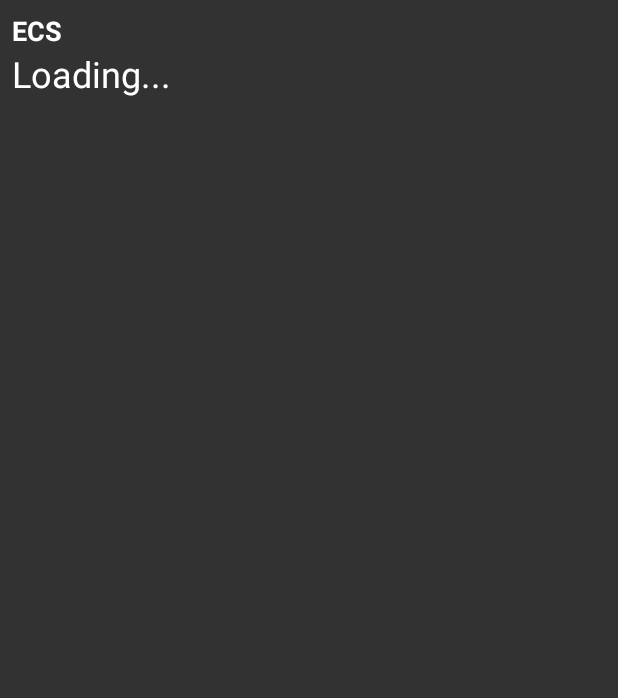
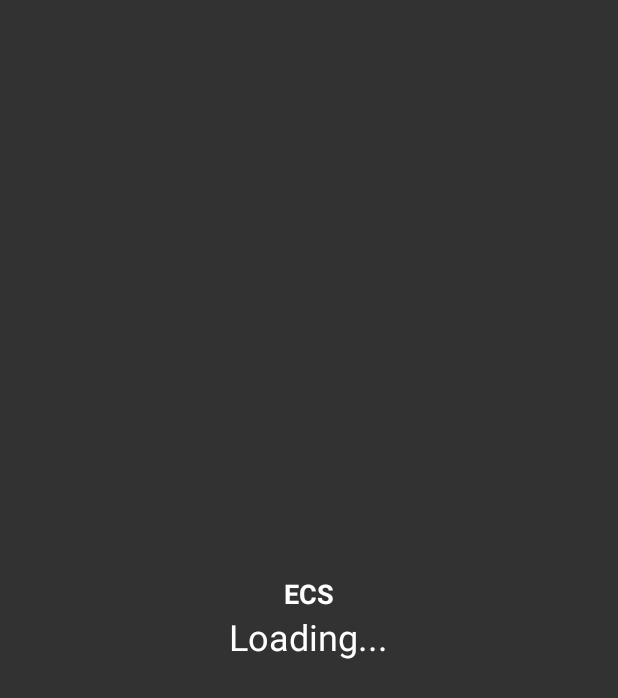
Before and after one commit to Berfon99/Wierdesol, an Android app: the layout widget_layout.xml on its own in the app's theme, with its tools: preview values and no code run, on a phone screen of 412 x 824 dp. Shown: the top 698 px of the screen. Run offline under Robolectric (Android 15) with nearby library versions, the phone set to English and light mode, and no system bars.

Commit message:
Avec Widget centré

```diff
--- a/app/src/main/res/layout/widget_layout.xml
+++ b/app/src/main/res/layout/widget_layout.xml
@@ -3,13 +3,15 @@
     android:layout_width="match_parent"
     android:layout_height="match_parent"
     android:background="#CC000000"
+    android:gravity="center"
     android:orientation="vertical"
-    android:padding="8dp">
+    android:padding="4dp">
 
     <TextView
         android:id="@+id/widget_title"
         android:layout_width="wrap_content"
         android:layout_height="wrap_content"
+        android:layout_gravity="center_horizontal"
         android:text="@string/ecs_temperature"
         android:textColor="@android:color/white"
         android:textSize="18sp"
@@ -19,6 +21,7 @@
         android:id="@+id/widget_ecs_value"
         android:layout_width="wrap_content"
         android:layout_height="wrap_content"
+        android:layout_gravity="center_horizontal"
         android:text="@string/loading"
         android:textColor="@android:color/white"
         android:textSize="24sp" />
```
Also changed, not shown: app/src/main/res/drawable/widget_preview.png (added), app/src/main/res/drawable/widget_preview_black.png (added), app/src/main/res/drawable/widget_preview_green.png (added), app/src/main/res/drawable/widget_preview_orange.png (added).
